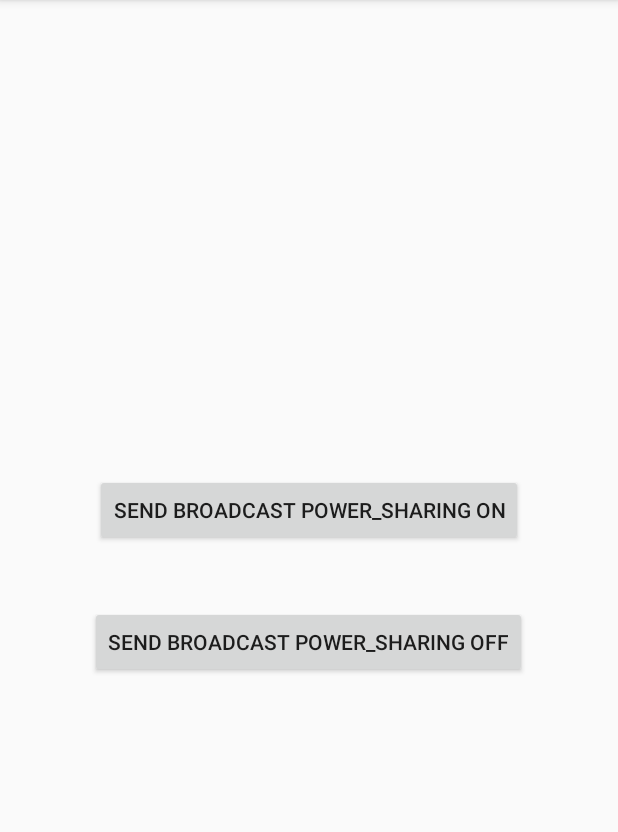
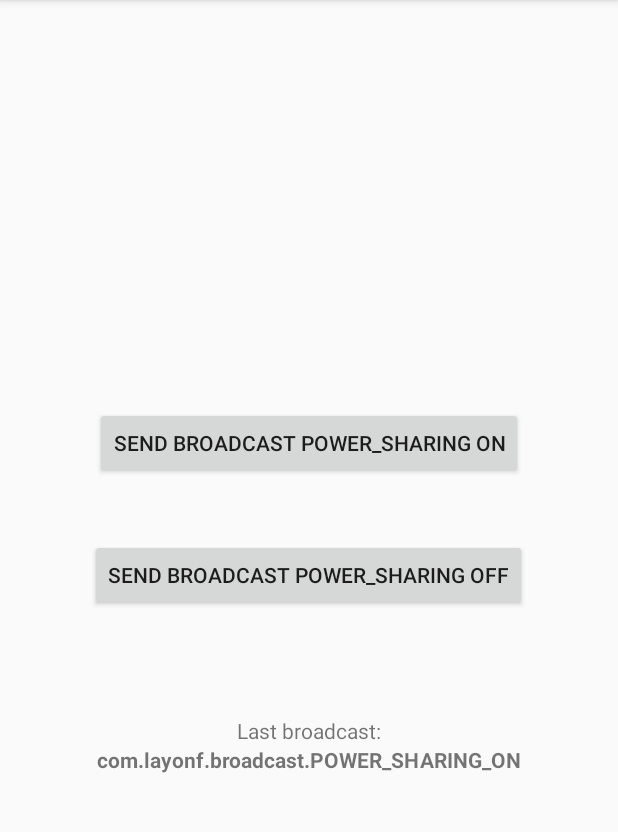
Before and after one commit to layonmartins/SendBroadcastExample, an Android app: the screen it shows after launch (MainActivity), after a tap on "SEND BROADCAST POWER_SHARING ON", on a phone screen of 412 x 824 dp, the part 84-916 px from its top. Run offline under Robolectric (Android 15) with nearby library versions, the phone set to English and light mode, and no system bars.

Commit message:
register broadcat receiver and update Last broadcast TextView

```diff
--- a/app/src/main/java/com/layon/android/sendpowersharingnotification/MainActivity.kt
+++ b/app/src/main/java/com/layon/android/sendpowersharingnotification/MainActivity.kt
@@ -1,12 +1,18 @@
 package com.layon.android.sendpowersharingnotification
 
+import android.content.BroadcastReceiver
+import android.content.Context
 import android.content.Intent
+import android.content.IntentFilter
 import androidx.appcompat.app.AppCompatActivity
 import android.os.Bundle
+import android.util.Log
 import android.widget.Button
+import android.widget.TextView
 
 class MainActivity : AppCompatActivity() {
 
+    //name of the intents
     var intentPowerSharingOn = "com.layonf.broadcast.POWER_SHARING_ON"
     var intentPowerSharingOff = "com.layonf.broadcast.POWER_SHARING_OFF"
 
@@ -22,16 +28,43 @@ class MainActivity : AppCompatActivity() {
 
         //get button reference and set onclickListener
         val btn_powersharing_off = findViewById(R.id.powersharing_off) as Button
-        btn_powersharing_on.setOnClickListener {
+        btn_powersharing_off.setOnClickListener {
             sendBroadcast(intentPowerSharingOff)
         }
+
+        //create a broadcast receiver object
+        val broadCastReceiver = object : BroadcastReceiver() {
+            override fun onReceive(contxt: Context?, intent: Intent?) {
+                //get textview reference
+                val txt_last_broadcast = findViewById(R.id.last_broadcast) as TextView
+                //update the last broadcast text with the last sended broadcast
+                when (intent?.action) {
+                    intentPowerSharingOn -> txt_last_broadcast.setText(intentPowerSharingOn)
+                    intentPowerSharingOff -> txt_last_broadcast.setText(intentPowerSharingOff)
+                }
+            }
+        }
+
+
+        //add intent to register broadcast
+        val filter = IntentFilter().apply {
+            addAction(intentPowerSharingOn)
+            addAction(intentPowerSharingOff)
+        }
+
+        //register brodcast receiver
+        registerReceiver(broadCastReceiver, filter)
     }
 
+    //send the broadcast
     fun sendBroadcast(intentName: String){
+        Log.d("layonf", "sendbroadst = " + intentName)
         Intent().also { intent ->
             intent.setAction(intentName)
             intent.putExtra("extra", intentName)
             sendBroadcast(intent)
         }
     }
+
+
 }
--- a/app/src/main/res/layout/activity_main.xml
+++ b/app/src/main/res/layout/activity_main.xml
@@ -24,4 +24,17 @@
         android:layout_margin="20dp"
         />
 
+    <TextView
+        android:layout_marginTop="50dp"
+        android:layout_width="wrap_content"
+        android:layout_height="wrap_content"
+        android:text="Last broadcast:"/>
+
+    <TextView
+        android:id="@+id/last_broadcast"
+        android:layout_width="wrap_content"
+        android:layout_height="wrap_content"
+        android:text="com.layonf.broadcast.POWER_SHARING"
+        android:textStyle="bold"/>
+
 </LinearLayout>
```
